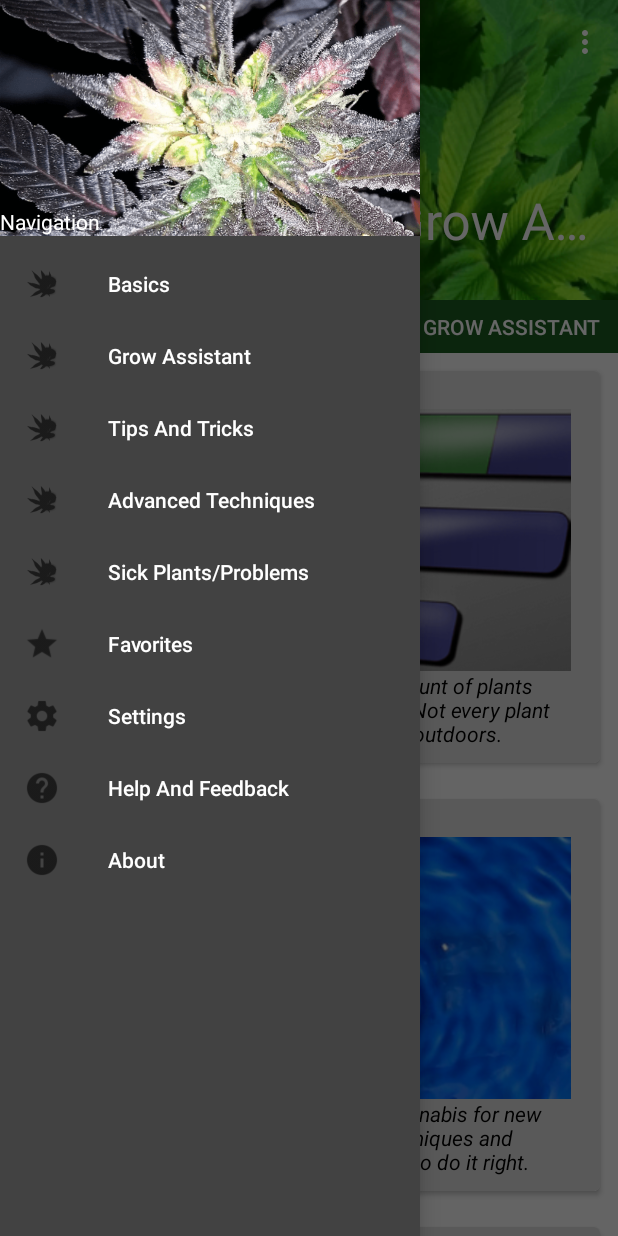
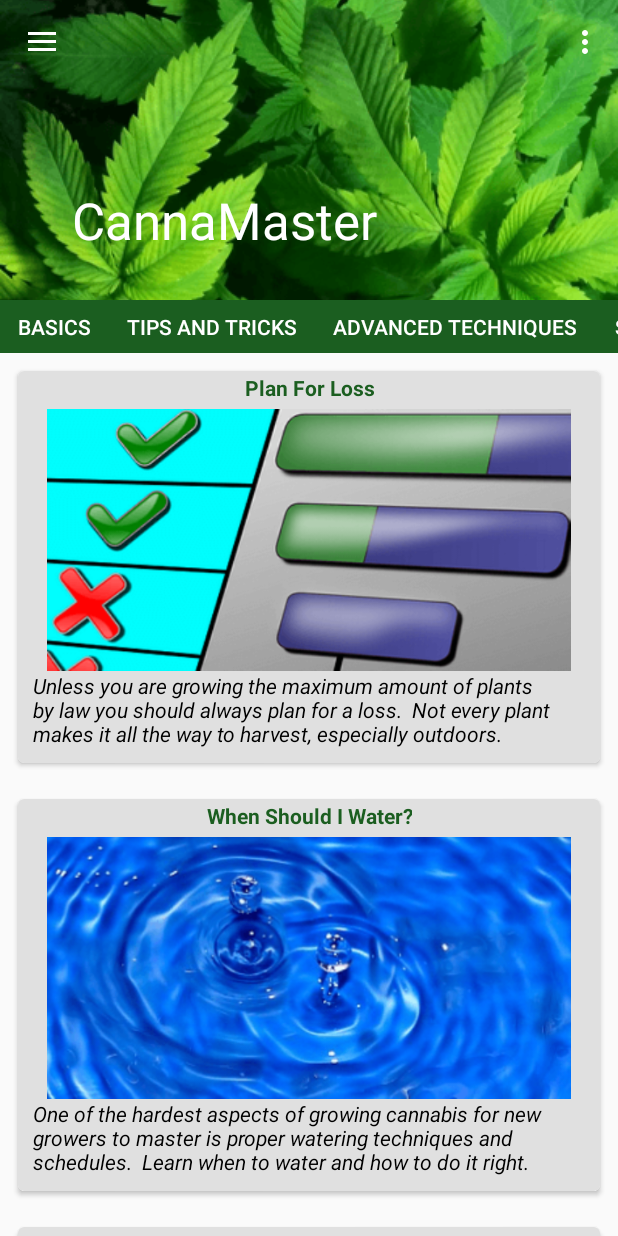
Before and after one commit to TheGreenBastard/CannaMaster-2.0, an Android app: the screen it shows after launch (MainActivity), in the side drawer, after a tap on "Tips And Tricks", on a phone screen of 412 x 824 dp. Run offline under Robolectric (Android 15) with nearby library versions, the phone set to English and light mode, and no system bars.

Commit message:
nav drawer linked with viewpager, still need fav,about,help and settings linked up.  app runs.

```diff
--- a/app/src/main/AndroidManifest.xml
+++ b/app/src/main/AndroidManifest.xml
@@ -1,7 +1,8 @@
 <?xml version="1.0" encoding="utf-8"?>
 <manifest xmlns:android="http://schemas.android.com/apk/res/android"
     package="com.cannamaster.cannamastergrowassistant">
-
+    <uses-permission android:name="android.permission.READ_CALENDAR" />
+    <uses-permission android:name="android.permission.WRITE_CALENDAR" />
     <application
         android:allowBackup="true"
         android:fullBackupContent="true"
@@ -22,7 +23,7 @@
         <activity android:name=".ui.main.EndpageActivity" />
         <activity
             android:name=".MainActivity"
-            android:label="@string/app_name"
+            android:label="@string/cannamaster"
             android:theme="@style/AppTheme.NoActionBar">
             <intent-filter>
                 <action android:name="android.intent.action.MAIN" />
--- a/app/src/main/java/com/cannamaster/cannamastergrowassistant/MainActivity.java
+++ b/app/src/main/java/com/cannamaster/cannamastergrowassistant/MainActivity.java
@@ -34,8 +34,6 @@
 import androidx.viewpager.widget.ViewPager;
 import androidx.appcompat.app.AppCompatActivity;
 
-import com.astuetz.PagerSlidingTabStrip;
-
 import com.bumptech.glide.Glide;
 
 import com.cannamaster.cannamastergrowassistant.ui.main.SectionsPagerAdapter;
@@ -51,7 +49,7 @@
     private DrawerLayout mDrawer;
     private ActionBarDrawerToggle mDrawerToggle;
     private NavigationView mNavigationView;
-    private TabLayout mTabStrip;
+    private ViewPager mViewPager;
 
 
     @Override
@@ -61,7 +59,7 @@
         setContentView(R.layout.activity_main);
         /** Associate The ViewPager with new instance of adapter (ie link the viewpager with the adapter (SectionsPagerAdapter) */
         SectionsPagerAdapter sectionsPagerAdapter = new SectionsPagerAdapter(this, getSupportFragmentManager());
-        ViewPager mViewPager = findViewById(R.id.vpPager);
+        mViewPager = findViewById(R.id.vpPager);
         mViewPager.setAdapter(sectionsPagerAdapter);
         TabLayout tabs = findViewById(R.id.tabs);
         tabs.setupWithViewPager(mViewPager);
@@ -81,7 +79,7 @@
         mDrawer = (DrawerLayout) findViewById(R.id.drawer_layout);
 
         // Find our navigation view
-        mNavigationView = (NavigationView) findViewById(R.id.nvView);
+        mNavigationView = findViewById(R.id.nvView);
 
         // Add navigation icons
         setupNavigationIcons(mNavigationView);
@@ -267,6 +265,64 @@
 
 
 
+    /** Nav Drawer */
+    private void setupDrawerContent(NavigationView mNavigationView) {
+        mNavigationView.setNavigationItemSelectedListener(
+                new NavigationView.OnNavigationItemSelectedListener() {
+                    @Override
+                    public boolean onNavigationItemSelected(MenuItem menuItem) {
+                        selectDrawerItem(menuItem);
+                        return true;
+                    }
+                });
+    }
+
+    public void selectDrawerItem(MenuItem menuItem) {
+        switch(menuItem.getItemId()) {
+
+            case R.id.nav_basics:
+                mViewPager.setCurrentItem(0);
+                break;
+
+            case R.id.nav_tipsandtricks:
+                mViewPager.setCurrentItem(1);
+                break;
+            case R.id.nav_advancedtechniques:
+                mViewPager.setCurrentItem(2);
+                break;
+            case R.id.nav_sickplants:
+                mViewPager.setCurrentItem(3);
+                break;
+            case R.id.nav_growassistant:
+                mViewPager.setCurrentItem(4);
+                break;
+
+            case R.id.nav_favorites:
+                Intent favoritesIntent = new Intent(this, FavoritesListActivity.class);
+                startActivity(favoritesIntent);
+                break;
+            case R.id.nav_settings:
+                Intent settingsIntent = new Intent(this, SettingsActivity.class);
+                startActivity(settingsIntent);
+                break;
+            case R.id.nav_help:
+                Intent helpIntent = new Intent(this, HelpPage.class);
+                startActivity(helpIntent);
+                break;
+            case R.id.nav_about:
+                Intent aboutIntent = new Intent(this, AboutPage.class);
+                startActivity(aboutIntent);
+            default:
+                return;
+        }
+
+        // Highlight the selected item, update the title, and close the drawer
+        menuItem.setChecked(true);
+        setTitle(menuItem.getTitle());
+        mDrawer.closeDrawers();
+    }
+
+
     @Override
     public boolean onSupportNavigateUp() {
         onBackPressed();
--- a/app/src/main/res/menu/drawer_view.xml
+++ b/app/src/main/res/menu/drawer_view.xml
@@ -8,19 +8,24 @@
         android:checkableBehavior="single">
         <item
             android:id="@+id/nav_basics"
-            android:title="Basics" />
+            android:title="Basics"
+            android:onClick="selectDrawerItem"/>
         <item
             android:id="@+id/nav_growassistant"
-            android:title="Grow Assistant" />
+            android:title="Grow Assistant"
+            android:onClick="selectDrawerItem"/>
         <item
             android:id="@+id/nav_tipsandtricks"
-            android:title="Tips And Tricks" />
+            android:title="Tips And Tricks"
+            android:onClick="selectDrawerItem"/>
         <item
             android:id="@+id/nav_advancedtechniques"
-            android:title="Advanced Techniques" />
+            android:title="Advanced Techniques"
+            android:onClick="selectDrawerItem"/>
         <item
             android:id="@+id/nav_sickplants"
-            android:title="Sick Plants/Problems" />
+            android:title="Sick Plants/Problems"
+            android:onClick="selectDrawerItem"/>
 
 
         <item
--- a/app/src/main/res/values/strings.xml
+++ b/app/src/main/res/values/strings.xml
@@ -20,6 +20,7 @@
     <string name="menu_night_mode_night" />
     <string name="menu_night_mode_auto" />
     <string name="title_activity_settings">Settings</string>
+    <string name="cannamaster">CannaMaster</string>
 
     <!-- Preference Titles -->
     <string name="messages_header">Messages</string>
```
Also changed, not shown: app/src/main/java/com/cannamaster/cannamastergrowassistant/ui/main/EndpageActivity.java (+4 -5 lines).
